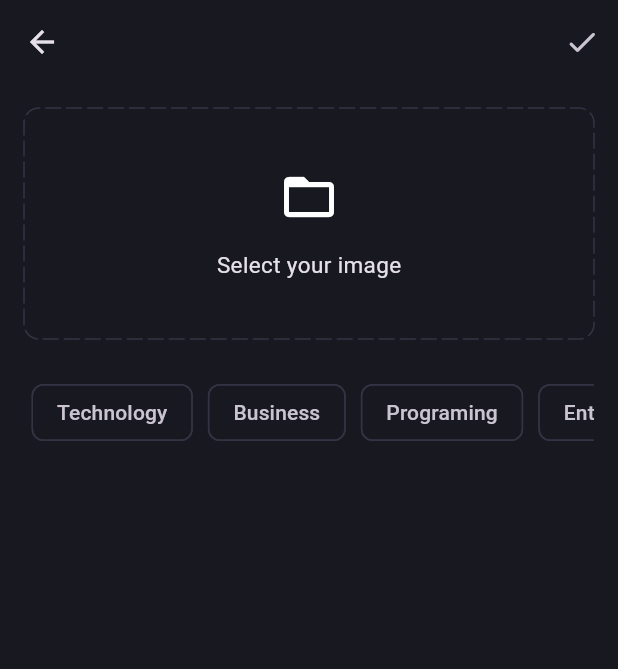
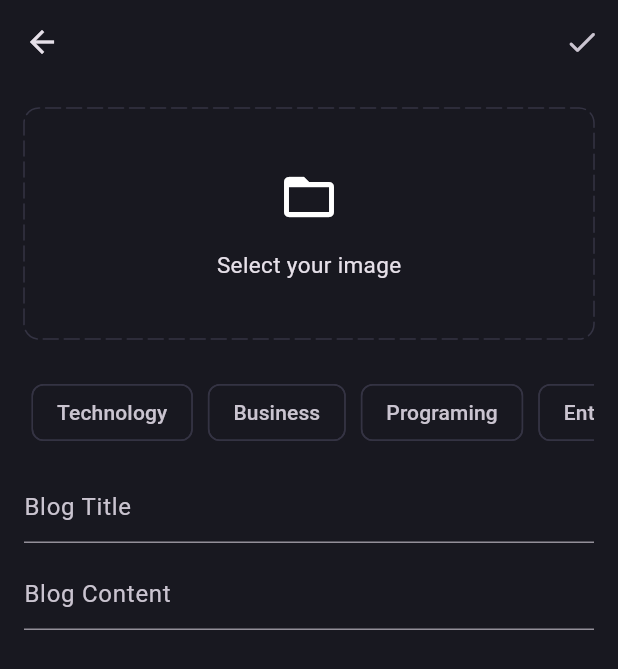
Before and after one commit to bezawitassaye/spotify_flutter, a Flutter app: the NewBlog screen opened directly, on a phone screen of 412 x 824 dp. Shown: the top 669 px of the screen. Run offline on Flutter 3.47's test engine with Material 3 defaults, Android fonts, the phone set to English and light mode, and no system bars; drawn by our look-alikes of dotted_border; our stand-ins replace flutter_bloc, fpdart, get_it, supabase_flutter; accounts and stored records are empty.

Commit message:
add input blog

```diff
--- a/lib/core/theme/theme.dart
+++ b/lib/core/theme/theme.dart
@@ -20,10 +20,6 @@ class AppTheme {
       side: BorderSide.none
     ),
 
-    inputDecorationTheme: InputDecorationTheme(
-      contentPadding: EdgeInsets.all(27),
-      enabledBorder: _border(),
-      focusedBorder: _border(AppPallete.gradient2),
-    ),
+
   );
 }
--- a/lib/features/blog/presentation/pages/add_new_blog_page.dart
+++ b/lib/features/blog/presentation/pages/add_new_blog_page.dart
@@ -1,6 +1,7 @@
 import 'package:dotted_border/dotted_border.dart';
 import 'package:flutter/material.dart';
 import 'package:spotify/core/theme/app_pallete.dart';
+import 'package:spotify/features/blog/presentation/widgets/blog_editor.dart';
 
 class NewBlog extends StatefulWidget {
   static route() => MaterialPageRoute(builder: (context) => const NewBlog());
@@ -11,6 +12,14 @@ class NewBlog extends StatefulWidget {
 }
 
 class _NewBlogState extends State<NewBlog> {
+  final titleController = TextEditingController();
+  final contentController = TextEditingController();
+  @override
+  void dispose() {
+    super.dispose();
+    titleController.dispose();
+    contentController.dispose();
+  }
   @override
   Widget build(BuildContext context) {
     return Scaffold(
@@ -63,7 +72,13 @@ class _NewBlogState extends State<NewBlog> {
               ),).toList(),
 
               ),
-            )
+            ),
+            const SizedBox(height: 10,),
+            BlogEditor(
+              controller: titleController, hintText: "Blog Title"),
+            const SizedBox(height: 10,),
+            BlogEditor(
+              controller: contentController, hintText: "Blog Content"),
           ],
         ),
       ),
```
